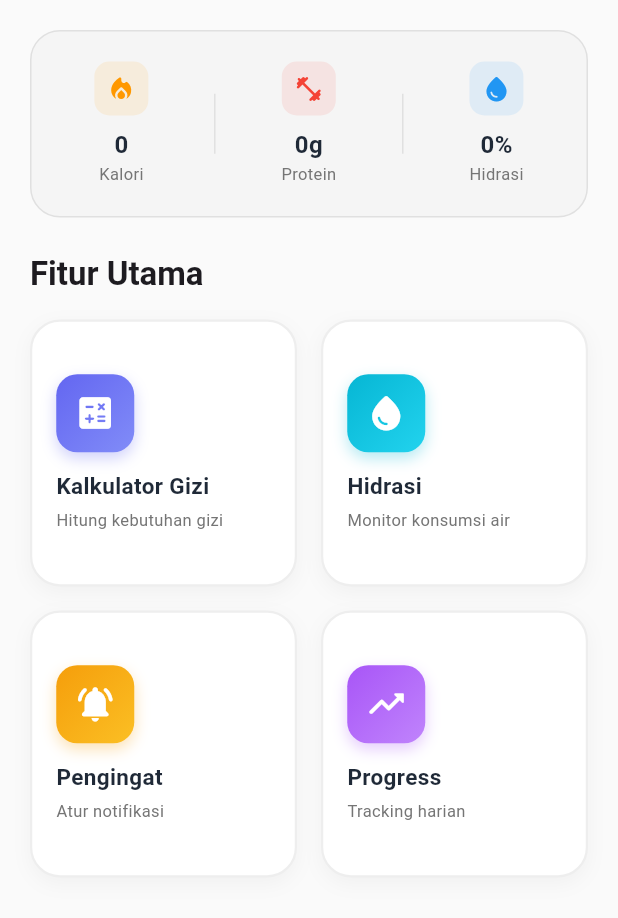
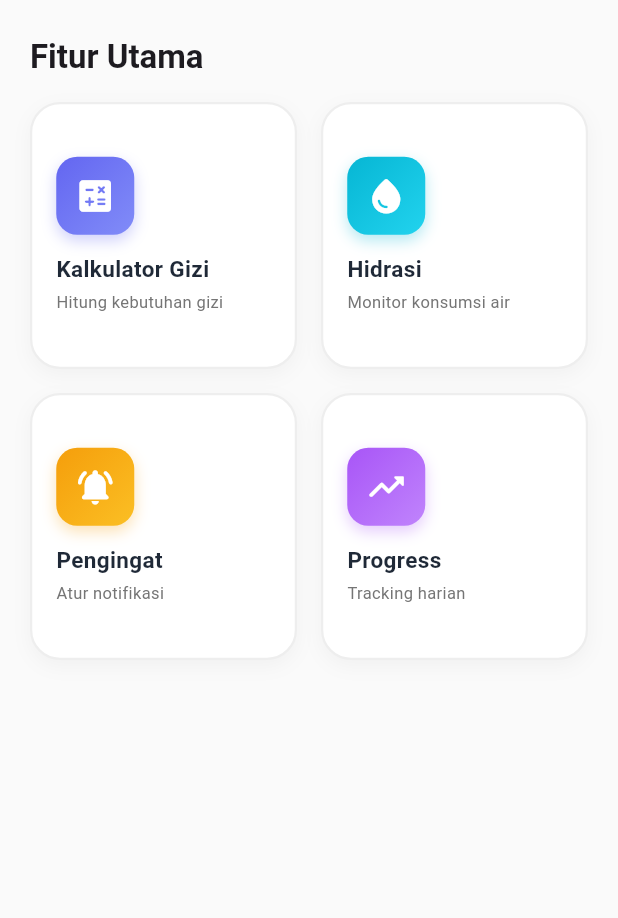
Before and after one commit to fajaralfad/NutriSport, a Flutter app: the screen it shows after launch, on a phone screen of 412 x 824 dp, the part 180-1098 px from its top. Run offline on Flutter 3.47's test engine with Material 3 defaults, Android fonts, the phone set to English and light mode, and no system bars; our stand-ins replace fl_chart, flutter_local_notifications, hive, hive_flutter, shared_preferences, timezone; accounts and stored records are empty.

Commit message:
feat UI home page

```diff
--- a/lib/pages/home_page.dart
+++ b/lib/pages/home_page.dart
@@ -145,7 +145,6 @@ class _HomePageState extends State<HomePage>
       crossAxisAlignment: CrossAxisAlignment.start,
       children: [
         if (_userData != null) _buildWelcomeSection(context, isDark),
-        _buildQuickStats(context, isDark),
         const SizedBox(height: 24),
         Padding(
           padding: const EdgeInsets.symmetric(horizontal: 20),
@@ -268,97 +267,7 @@ class _HomePageState extends State<HomePage>
     );
   }
 
-  Widget _buildQuickStats(BuildContext context, bool isDark) {
-    return Container(
-      margin: const EdgeInsets.fromLTRB(20, 20, 20, 0),
-      padding: const EdgeInsets.all(20),
-      decoration: BoxDecoration(
-        color: isDark ? const Color(0xFF374151) : Colors.grey[100],
-        borderRadius: BorderRadius.circular(20),
-        border: Border.all(
-          color: isDark ? Colors.white.withOpacity(0.1) : Colors.grey[300]!,
-          width: 1,
-        ),
-      ),
-      child: Row(
-        mainAxisAlignment: MainAxisAlignment.spaceAround,
-        children: [
-          _buildStatItem(
-            context,
-            Icons.local_fire_department_rounded,
-            'Kalori',
-            '0',
-            Colors.orange,
-            isDark,
-          ),
-          _buildStatDivider(isDark),
-          _buildStatItem(
-            context,
-            Icons.fitness_center_rounded,
-            'Protein',
-            '0g',
-            Colors.red,
-            isDark,
-          ),
-          _buildStatDivider(isDark),
-          _buildStatItem(
-            context,
-            Icons.water_drop_rounded,
-            'Hidrasi',
-            '0%',
-            Colors.blue,
-            isDark,
-          ),
-        ],
-      ),
-    );
-  }
 
-  Widget _buildStatItem(
-    BuildContext context,
-    IconData icon,
-    String label,
-    String value,
-    Color color,
-    bool isDark,
-  ) {
-    return Column(
-      children: [
-        Container(
-          padding: const EdgeInsets.all(8),
-          decoration: BoxDecoration(
-            color: color.withOpacity(0.1),
-            borderRadius: BorderRadius.circular(10),
-          ),
-          child: Icon(icon, color: color, size: 20),
-        ),
-        const SizedBox(height: 8),
-        Text(
-          value,
-          style: TextStyle(
-            fontSize: 16,
-            fontWeight: FontWeight.bold,
-            color: isDark ? Colors.white : const Color(0xFF1F2937),
-          ),
-        ),
-        Text(
-          label,
-          style: TextStyle(
-            fontSize: 11,
-            color: isDark ? Colors.grey[400] : Colors.grey[600],
-          ),
-        ),
-      ],
-    );
-  }
-
-  Widget _buildStatDivider(bool isDark) {
-    return Container(
-      height: 40,
-      width: 1,
-      color: isDark ? Colors.white.withOpacity(0.1) : Colors.grey[300],
-    );
-  }
 
   Widget _buildModernFeatureCard(
     BuildContext context,
```
